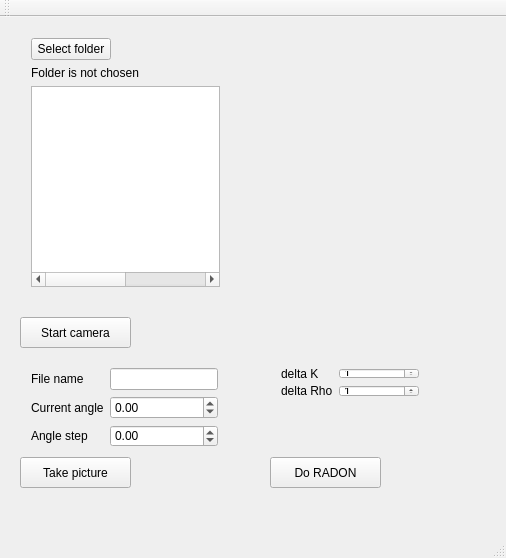
Above: mainwindow.ui from antego/radon before the change. Below: the same form after it.
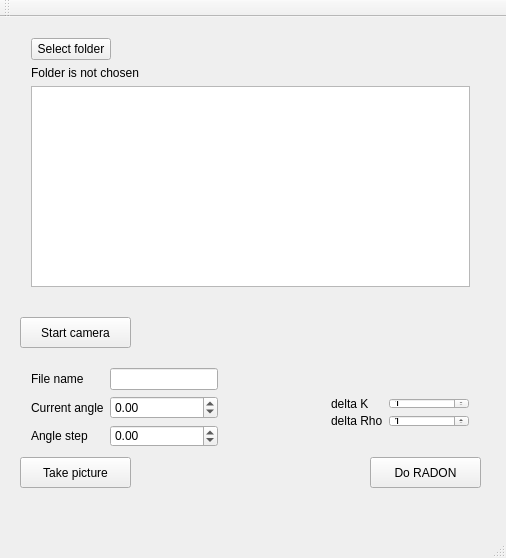
That is the form after the change.

```diff
--- a/mainwindow.ui
+++ b/mainwindow.ui
@@ -45,7 +45,7 @@
      <rect>
       <x>20</x>
       <y>10</y>
-      <width>211</width>
+      <width>461</width>
       <height>271</height>
      </rect>
     </property>
@@ -154,7 +154,7 @@
    <widget class="QPushButton" name="radonButton">
     <property name="geometry">
      <rect>
-      <x>270</x>
+      <x>370</x>
       <y>440</y>
       <width>111</width>
       <height>31</height>
@@ -167,8 +167,8 @@
    <widget class="QWidget" name="formLayoutWidget_2">
     <property name="geometry">
      <rect>
-      <x>270</x>
-      <y>340</y>
+      <x>320</x>
+      <y>370</y>
       <width>160</width>
       <height>51</height>
      </rect>
```
